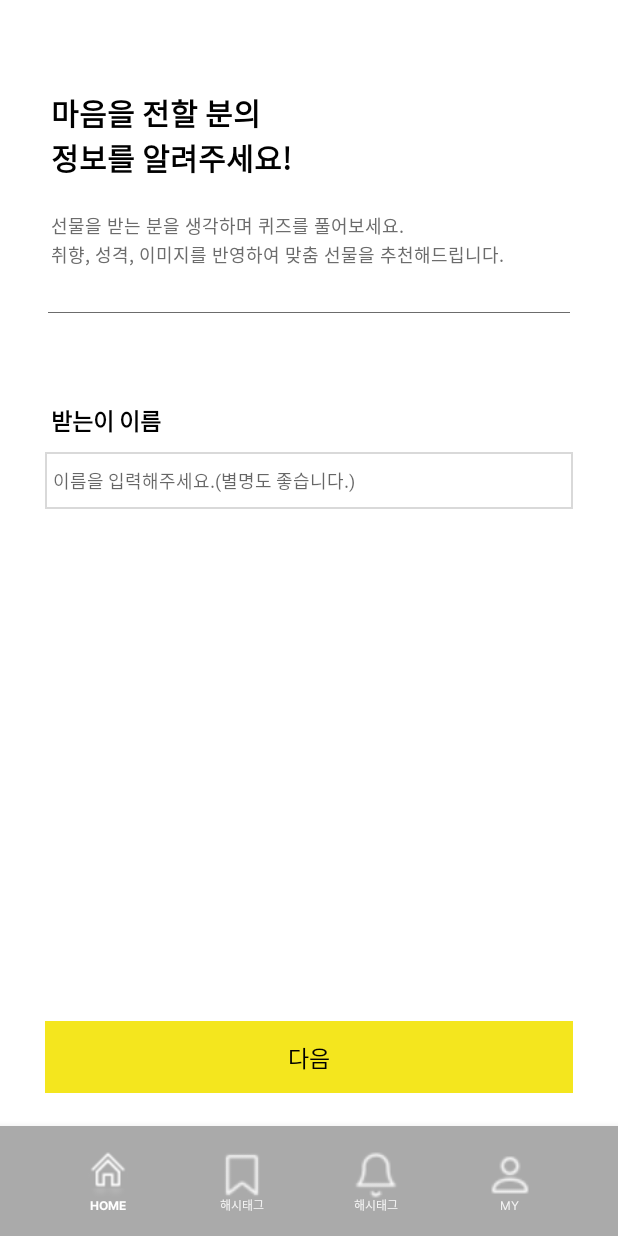
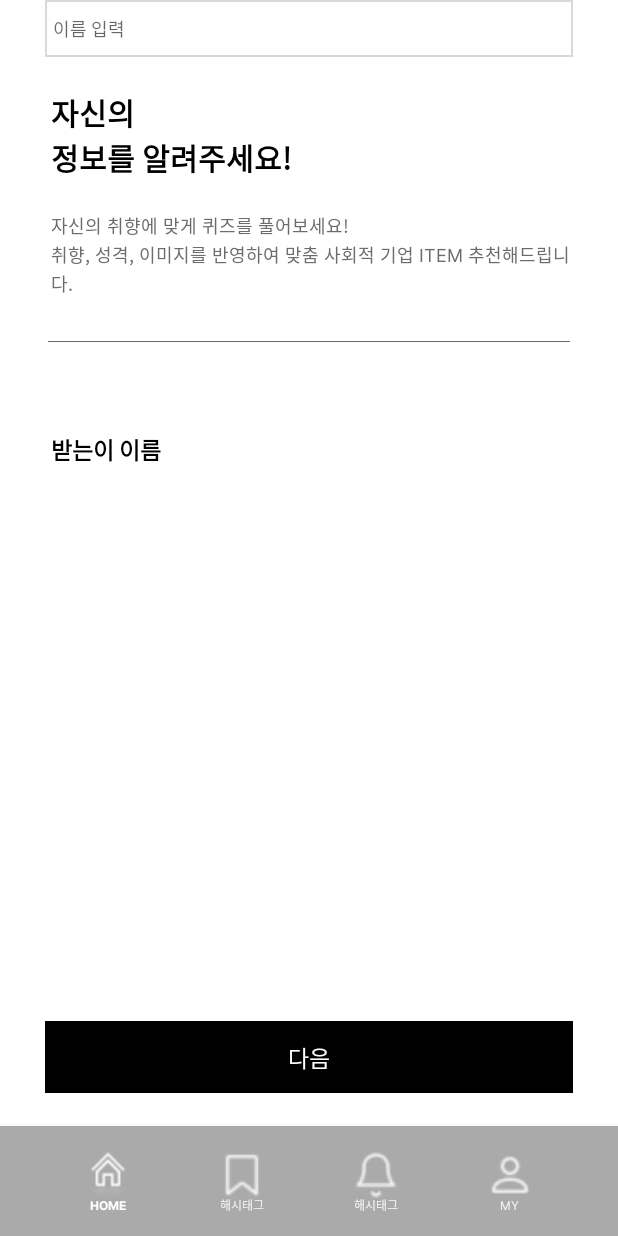
Before and after one commit to DongjieuN/bahrombridges0529, an Android app: the fragment TakerInfoFirstFragment placed in its activity, on a phone screen of 412 x 824 dp. Run offline under Robolectric (Android 15) with nearby library versions, the phone set to English and light mode, and no system bars.

Commit message:
fragment_my 변경

```diff
--- a/app/src/main/res/layout/fragment_taker_info_first.xml
+++ b/app/src/main/res/layout/fragment_taker_info_first.xml
@@ -13,7 +13,7 @@
         android:layout_marginTop="60dp"
         android:layout_marginEnd="167dp"
         android:lineHeight="24sp"
-        android:text="마음을 전할 분의 \n정보를 알려주세요!"
+        android:text="자신의\n정보를 알려주세요!"
         android:textAlignment="textStart"
         android:textColor="@color/black"
         android:textSize="20sp"
@@ -30,7 +30,7 @@
         android:layout_marginTop="21dp"
         android:layout_marginEnd="30dp"
         android:lineHeight="15sp"
-        android:text="선물을 받는 분을 생각하며 퀴즈를 풀어보세요.\n취향, 성격, 이미지를 반영하여 맞춤 선물을 추천해드립니다."
+        android:text="자신의 취향에 맞게 퀴즈를 풀어보세요!\n취향, 성격, 이미지를 반영하여 맞춤 사회적 기업 ITEM 추천해드립니다."
         android:textAlignment="textStart"
         android:textColor="#6C6C6C"
         android:textSize="12sp"
@@ -71,10 +71,9 @@
         android:layout_width="match_parent"
         android:layout_height="0dp"
         android:layout_marginStart="30dp"
-        android:layout_marginTop="10dp"
         android:layout_marginEnd="30dp"
         android:background="@drawable/taker_info_first_edt_border"
-        android:hint="이름을 입력해주세요.(별명도 좋습니다.)"
+        android:hint="이름 입력"
         android:includeFontPadding="false"
         android:maxLines="1"
         android:paddingStart="5dp"
@@ -85,7 +84,7 @@
         android:textSize="12sp"
         app:layout_constraintEnd_toEndOf="parent"
         app:layout_constraintStart_toStartOf="parent"
-        app:layout_constraintTop_toBottomOf="@+id/taker_info_first_name_tv" />
+        tools:layout_editor_absoluteY="308dp" />
 
     <androidx.appcompat.widget.AppCompatButton
         android:id="@+id/taker_info_first_next_btn"
@@ -94,7 +93,7 @@
         android:layout_marginHorizontal="30dp"
         android:layout_marginBottom="22dp"
         android:background="@drawable/taker_info_first_btn_shape"
-        android:backgroundTint="@color/yellow_COR2"
+        android:backgroundTint="@color/black"
         android:fontFamily="@font/inter_medium"
         android:foreground="?selectableItemBackground"
         android:includeFontPadding="false"
@@ -102,7 +101,7 @@
         android:paddingTop="12.48dp"
         android:paddingBottom="12.48dp"
         android:text="다음"
-        android:textColor="@color/black"
+        android:textColor="@color/white"
         android:textSize="15sp"
         app:layout_constraintBottom_toBottomOf="parent"
         app:layout_constraintEnd_toEndOf="parent"
```
Also changed, not shown: app/src/main/res/layout/fragment_my.xml (+18 -0 lines).
